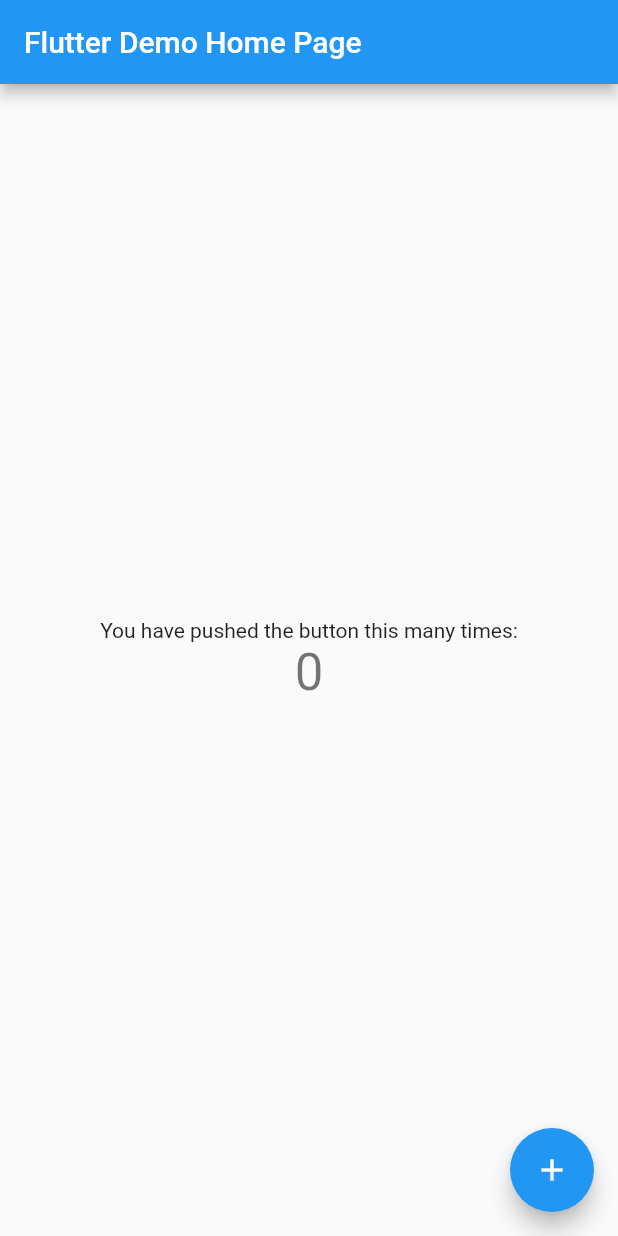
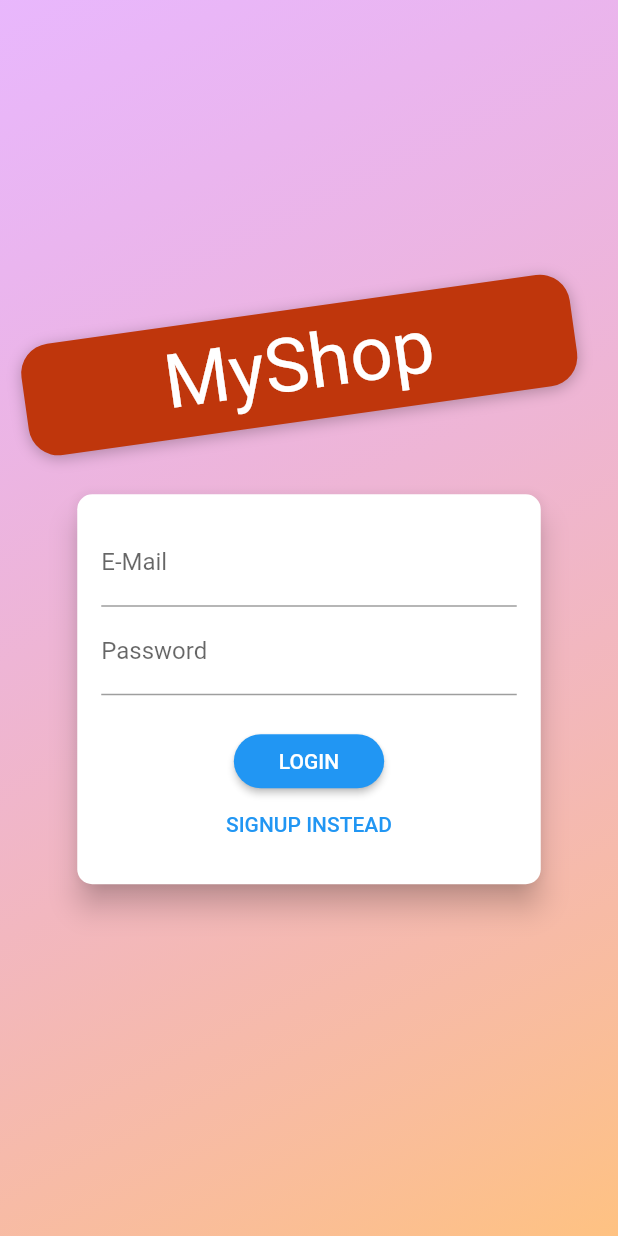
Before and after one commit to KRHero03/HearthHome, a Flutter app: the screen it shows after launch, on a phone screen of 412 x 824 dp. Run offline on Flutter 3.47's test engine with Material 2 defaults, Android fonts, the phone set to English and light mode, and no system bars; our stand-ins replace shared_preferences; Roboto replaces fonts that are missing (Anton).

Commit message:
login screen

```diff
--- a/lib/main.dart
+++ b/lib/main.dart
@@ -1,4 +1,5 @@
 import 'package:flutter/material.dart';
+import 'screens/auth-screen.dart';
 
 void main() => runApp(MyApp());
 
@@ -20,92 +21,7 @@ class MyApp extends StatelessWidget {
         // is not restarted.
         primarySwatch: Colors.blue,
       ),
-      home: MyHomePage(title: 'Flutter Demo Home Page'),
+      home: AuthScreen(),
     );
   }
 }
-
-class MyHomePage extends StatefulWidget {
-  MyHomePage({Key key, this.title}) : super(key: key);
-
-  // This widget is the home page of your application. It is stateful, meaning
-  // that it has a State object (defined below) that contains fields that affect
-  // how it looks.
-
-  // This class is the configuration for the state. It holds the values (in this
-  // case the title) provided by the parent (in this case the App widget) and
-  // used by the build method of the State. Fields in a Widget subclass are
-  // always marked "final".
-
-  final String title;
-
-  @override
-  _MyHomePageState createState() => _MyHomePageState();
-}
-
-class _MyHomePageState extends State<MyHomePage> {
-  int _counter = 0;
-
-  void _incrementCounter() {
-    setState(() {
-      // This call to setState tells the Flutter framework that something has
-      // changed in this State, which causes it to rerun the build method below
-      // so that the display can reflect the updated values. If we changed
-      // _counter without calling setState(), then the build method would not be
-      // called again, and so nothing would appear to happen.
-      _counter++;
-    });
-  }
-
-  @override
-  Widget build(BuildContext context) {
-    // This method is rerun every time setState is called, for instance as done
-    // by the _incrementCounter method above.
-    //
-    // The Flutter framework has been optimized to make rerunning build methods
-    // fast, so that you can just rebuild anything that needs updating rather
-    // than having to individually change instances of widgets.
-    return Scaffold(
-      appBar: AppBar(
-        // Here we take the value from the MyHomePage object that was created by
-        // the App.build method, and use it to set our appbar title.
-        title: Text(widget.title),
-      ),
-      body: Center(
-        // Center is a layout widget. It takes a single child and positions it
-        // in the middle of the parent.
-        child: Column(
-          // Column is also a layout widget. It takes a list of children and
-          // arranges them vertically. By default, it sizes itself to fit its
-          // children horizontally, and tries to be as tall as its parent.
-          //
-          // Invoke "debug painting" (press "p" in the console, choose the
-          // "Toggle Debug Paint" action from the Flutter Inspector in Android
-          // Studio, or the "Toggle Debug Paint" command in Visual Studio Code)
-          // to see the wireframe for each widget.
-          //
-          // Column has various properties to control how it sizes itself and
-          // how it positions its children. Here we use mainAxisAlignment to
-          // center the children vertically; the main axis here is the vertical
-          // axis because Columns are vertical (the cross axis would be
-          // horizontal).
-          mainAxisAlignment: MainAxisAlignment.center,
-          children: <Widget>[
-            Text(
-              'You have pushed the button this many times:',
-            ),
-            Text(
-              '$_counter',
-              style: Theme.of(context).textTheme.display1,
-            ),
-          ],
-        ),
-      ),
-      floatingActionButton: FloatingActionButton(
-        onPressed: _incrementCounter,
-        tooltip: 'Increment',
-        child: Icon(Icons.add),
-      ), // This trailing comma makes auto-formatting nicer for build methods.
-    );
-  }
-}
--- /dev/null
+++ b/lib/models/http_exceptions.dart
@@ -0,0 +1,10 @@
+class HttpException implements Exception {
+  final String message;
+
+  HttpException(this.message);
+
+  @override
+  String toString() {
+    return message;
+  }
+}
--- /dev/null
+++ b/lib/screens/auth-screen.dart
@@ -0,0 +1,263 @@
+import 'dart:math';
+import 'package:provider/provider.dart';
+import 'package:flutter/material.dart';
+import '../provider/auth.dart';
+import '../models/http_exceptions.dart';
+
+enum AuthMode { Signup, Login }
+
+class AuthScreen extends StatelessWidget {
+  static const routeName = '/auth';
+
+  @override
+  Widget build(BuildContext context) {
+    final deviceSize = MediaQuery.of(context).size;
+    // final transformConfig = Matrix4.rotationZ(-8 * pi / 180);
+    // transformConfig.translate(-10.0);
+    return Scaffold(
+      // resizeToAvoidBottomInset: false,
+      body: Stack(
+        children: <Widget>[
+          Container(
+            decoration: BoxDecoration(
+              gradient: LinearGradient(
+                colors: [
+                  Color.fromRGBO(215, 117, 255, 1).withOpacity(0.5),
+                  Color.fromRGBO(255, 188, 117, 1).withOpacity(0.9),
+                ],
+                begin: Alignment.topLeft,
+                end: Alignment.bottomRight,
+                stops: [0, 1],
+              ),
+            ),
+          ),
+          SingleChildScrollView(
+            child: Container(
+              height: deviceSize.height,
+              width: deviceSize.width,
+              child: Column(
+                mainAxisAlignment: MainAxisAlignment.center,
+                crossAxisAlignment: CrossAxisAlignment.center,
+                children: <Widget>[
+                  Flexible(
+                    child: Container(
+                      margin: EdgeInsets.only(bottom: 20.0),
+                      padding:
+                          EdgeInsets.symmetric(vertical: 8.0, horizontal: 94.0),
+                      transform: Matrix4.rotationZ(-8 * pi / 180)
+                        ..translate(-10.0),
+                      // ..translate(-10.0),
+                      decoration: BoxDecoration(
+                        borderRadius: BorderRadius.circular(20),
+                        color: Colors.deepOrange.shade900,
+                        boxShadow: [
+                          BoxShadow(
+                            blurRadius: 8,
+                            color: Colors.black26,
+                            offset: Offset(0, 2),
+                          )
+                        ],
+                      ),
+                      child: Text(
+                        'MyShop',
+                        style: TextStyle(
+                          color: Theme.of(context).accentTextTheme.title.color,
+                          fontSize: 50,
+                          fontFamily: 'Anton',
+                          fontWeight: FontWeight.normal,
+                        ),
+                      ),
+                    ),
+                  ),
+                  Flexible(
+                    flex: deviceSize.width > 600 ? 2 : 1,
+                    child: AuthCard(),
+                  ),
+                ],
+              ),
+            ),
+          ),
+        ],
+      ),
+    );
+  }
+}
+
+class AuthCard extends StatefulWidget {
+  const AuthCard({
+    Key key,
+  }) : super(key: key);
+
+  @override
+  _AuthCardState createState() => _AuthCardState();
+}
+
+class _AuthCardState extends State<AuthCard> {
+  final GlobalKey<FormState> _formKey = GlobalKey();
+  AuthMode _authMode = AuthMode.Login;
+  Map<String, String> _authData = {
+    'email': '',
+    'password': '',
+  };
+  var _isLoading = false;
+
+  void _showErrorDialog(String message) {
+    showDialog(
+        context: context,
+        builder: (ctx) => AlertDialog(
+              title: Text('An Error Occurerd'),
+              content: Text(message),
+              actions: <Widget>[
+                FlatButton(
+                  child: Text('Okay'),
+                  onPressed: () {
+                    Navigator.of(ctx).pop();
+                  },
+                )
+              ],
+            ));
+  }
+
+  final _passwordController = TextEditingController();
+
+  void _submit() async {
+    if (!_formKey.currentState.validate()) {
+      // Invalid!
+      return;
+    }
+    _formKey.currentState.save();
+    setState(() {
+      _isLoading = true;
+    });
+    try {
+      if (_authMode == AuthMode.Login) {
+        // Log user in
+        await Provider.of<Auth>(context, listen: false)
+            .logIn(_authData['email'], _authData['password']);
+      } else {
+        // Sign user up
+        await Provider.of<Auth>(context, listen: false)
+            .signup(_authData['email'], _authData['password']);
+      }
+    } on HttpException catch (error) {
+      var message = 'Auth failed';
+      if (error.toString().contains('EMAIL_EXISTS')) {
+        message = 'This email is in use';
+      } else if (error.toString().contains('INVALID_EMAIL')) {
+        message = 'Not valid Email';
+      } else if (error.toString().contains('WEAK_PASSWORD')) {
+        message = 'This password is too Weak';
+      }
+      _showErrorDialog(message);
+    } catch (error) {
+      var message = 'could not auth you';
+      _showErrorDialog(message);
+    }
+    setState(() {
+      _isLoading = false;
+    });
+  }
+
+  void _switchAuthMode() {
+    if (_authMode == AuthMode.Login) {
+      setState(() {
+        _authMode = AuthMode.Signup;
+      });
+    } else {
+      setState(() {
+        _authMode = AuthMode.Login;
+      });
+    }
+  }
+
+  @override
+  Widget build(BuildContext context) {
+    final deviceSize = MediaQuery.of(context).size;
+    return Card(
+      shape: RoundedRectangleBorder(
+        borderRadius: BorderRadius.circular(10.0),
+      ),
+      elevation: 8.0,
+      child: Container(
+        height: _authMode == AuthMode.Signup ? 320 : 260,
+        constraints:
+            BoxConstraints(minHeight: _authMode == AuthMode.Signup ? 320 : 260),
+        width: deviceSize.width * 0.75,
+        padding: EdgeInsets.all(16.0),
+        child: Form(
+          key: _formKey,
+          child: SingleChildScrollView(
+            child: Column(
+              children: <Widget>[
+                TextFormField(
+                  decoration: InputDecoration(labelText: 'E-Mail'),
+                  keyboardType: TextInputType.emailAddress,
+                  validator: (value) {
+                    if (value.isEmpty || !value.contains('@')) {
+                      return 'Invalid email!';
+                    }
+                  },
+                  onSaved: (value) {
+                    _authData['email'] = value;
+                  },
+                ),
+                TextFormField(
+                  decoration: InputDecoration(labelText: 'Password'),
+                  obscureText: true,
+                  controller: _passwordController,
+                  validator: (value) {
+                    if (value.isEmpty || value.length < 5) {
+                      return 'Password is too short!';
+                    }
+                  },
+                  onSaved: (value) {
+                    _authData['password'] = value;
+                  },
+                ),
+                if (_authMode == AuthMode.Signup)
+                  TextFormField(
+                    enabled: _authMode == AuthMode.Signup,
+                    decoration: InputDecoration(labelText: 'Confirm Password'),
+                    obscureText: true,
+                    validator: _authMode == AuthMode.Signup
+                        ? (value) {
+                            if (value != _passwordController.text) {
+                              return 'Passwords do not match!';
+                            }
+                          }
+                        : null,
+                  ),
+                SizedBox(
+                  height: 20,
+                ),
+                if (_isLoading)
+                  CircularProgressIndicator()
+                else
+                  RaisedButton(
+                    child:
+                        Text(_authMode == AuthMode.Login ? 'LOGIN' : 'SIGN UP'),
+                    onPressed: _submit,
+                    shape: RoundedRectangleBorder(
+                      borderRadius: BorderRadius.circular(30),
+                    ),
+                    padding:
+                        EdgeInsets.symmetric(horizontal: 30.0, vertical: 8.0),
+                    color: Theme.of(context).primaryColor,
+                    textColor: Theme.of(context).primaryTextTheme.button.color,
+                  ),
+                FlatButton(
+                  child: Text(
+                      '${_authMode == AuthMode.Login ? 'SIGNUP' : 'LOGIN'} INSTEAD'),
+                  onPressed: _switchAuthMode,
+                  padding: EdgeInsets.symmetric(horizontal: 30.0, vertical: 4),
+                  materialTapTargetSize: MaterialTapTargetSize.shrinkWrap,
+                  textColor: Theme.of(context).primaryColor,
+                ),
+              ],
+            ),
+          ),
+        ),
+      ),
+    );
+  }
+}
--- a/pubspec.yaml
+++ b/pubspec.yaml
@@ -19,6 +19,7 @@ environment:
 dependencies:
   flutter:
     sdk: flutter
+  provider: ^4.0.1
 
   # The following adds the Cupertino Icons font to your application.
   # Use with the CupertinoIcons class for iOS style icons.
@@ -27,6 +28,9 @@ dependencies:
 dev_dependencies:
   flutter_test:
     sdk: flutter
+  shared_preferences: ^0.5.3+5
+  http: ^0.12.0+3
+
 
 
 # For information on the generic Dart part of this file, see the
```
Also changed, not shown: lib/provider/auth.dart (added, +115 -0 lines), lib/widgets/delayed_animation.dart (added, +57 -0 lines), pubspec.lock, 1 other file.
